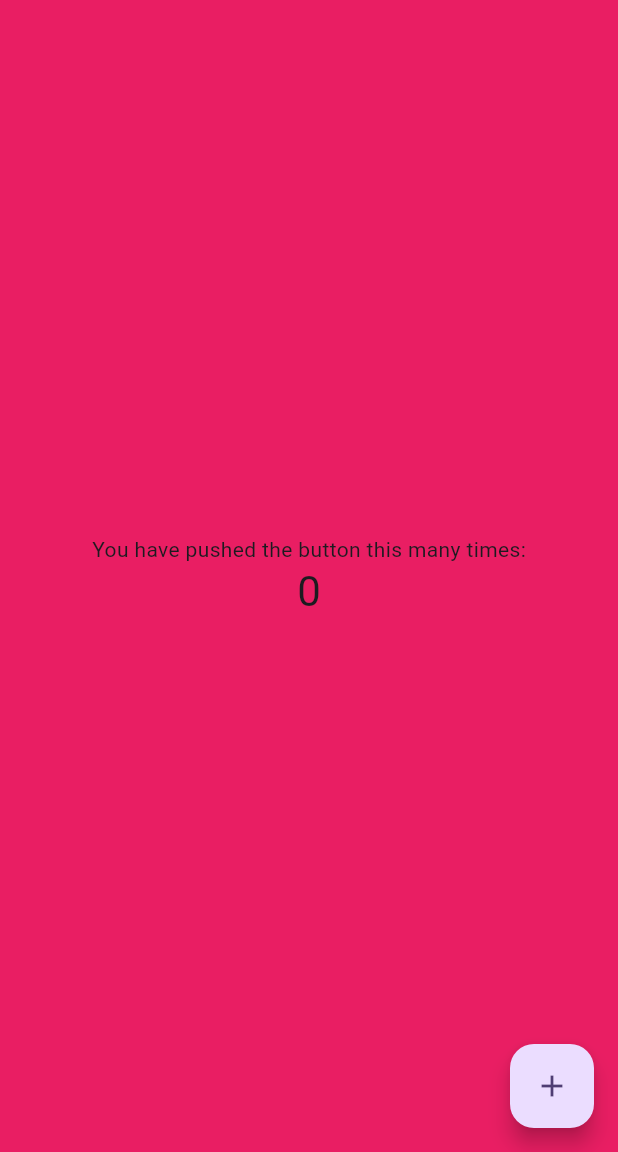
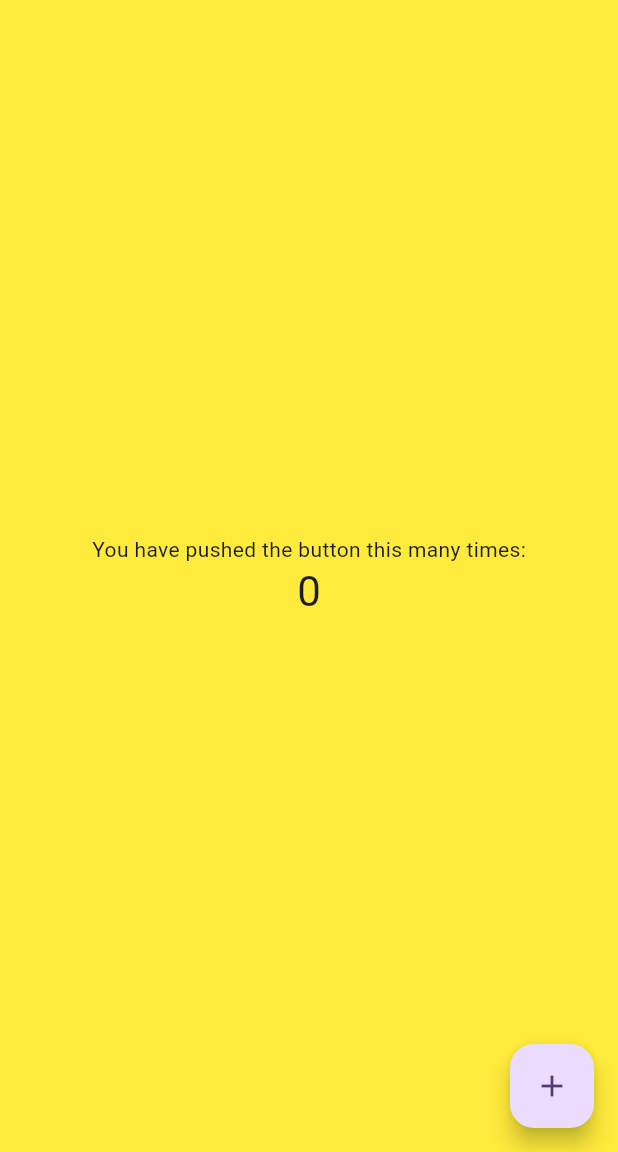
Before and after one commit to PeterPanSwift/flutter_application_5, a Flutter app: the screen it shows after launch, on a phone screen of 412 x 824 dp, the part 84-1236 px from its top. Run offline on Flutter 3.47's test engine with Material 3 defaults, Android fonts, the phone set to English and light mode, and no system bars.

Commit message:
Set global background color to yellow

```diff
--- a/lib/main.dart
+++ b/lib/main.dart
@@ -30,7 +30,7 @@ class MyApp extends StatelessWidget {
         // tested with just a hot reload.
         colorScheme: ColorScheme.fromSeed(seedColor: Colors.deepPurple),
         // Set the global background color for Scaffold screens
-        scaffoldBackgroundColor: Colors.pink,
+        scaffoldBackgroundColor: Colors.yellow,
       ),
       home: const MyHomePage(title: 'Flutter Demo Home Page'),
     );
```
